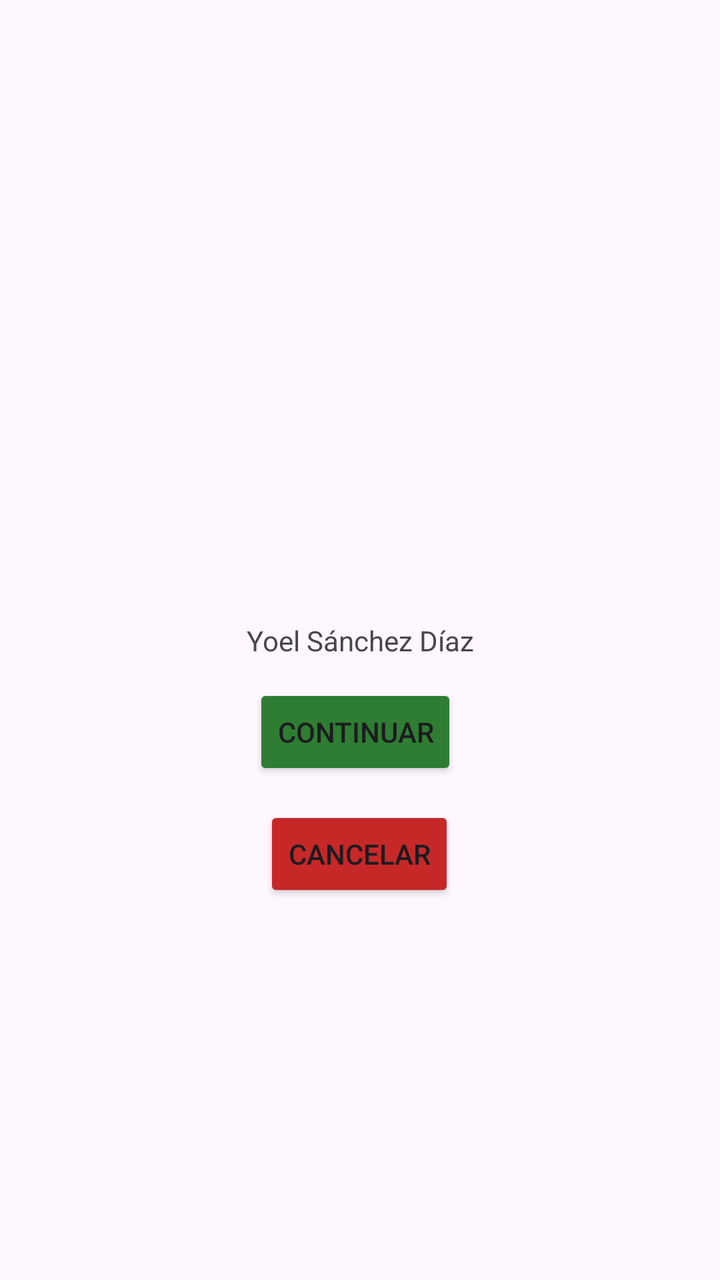
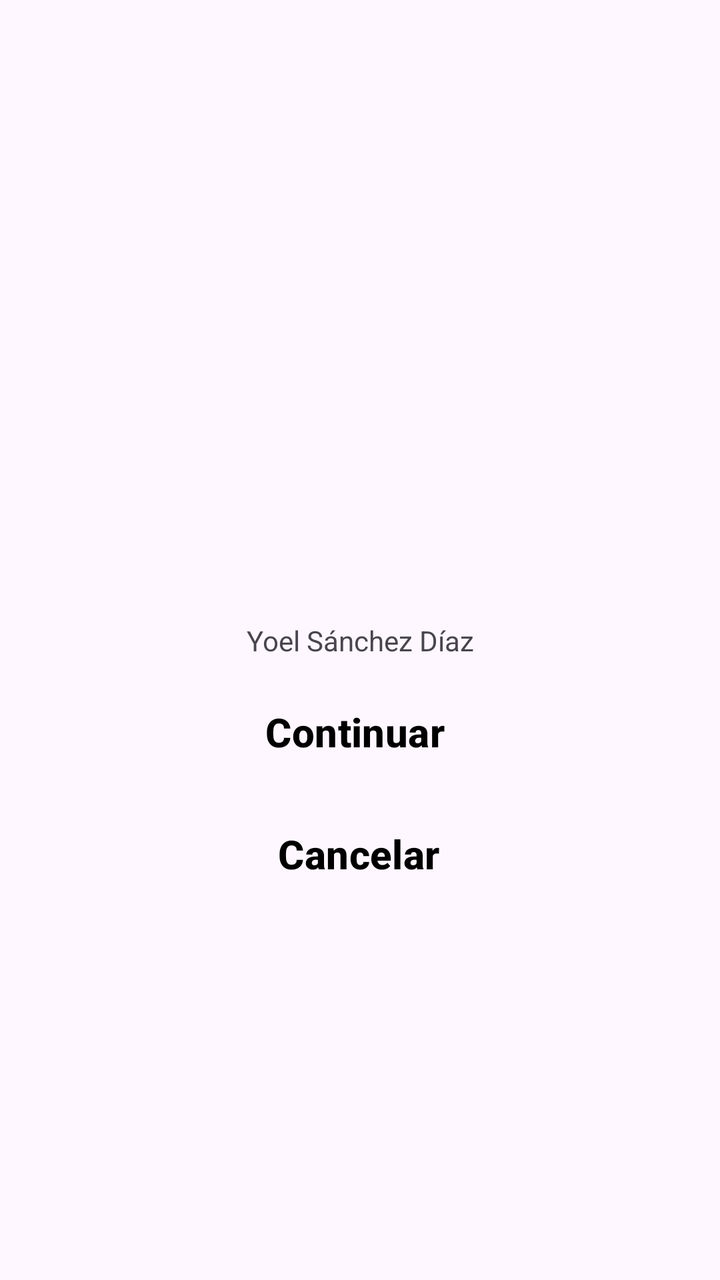

Two renders of the same Android screen: before a commit and after it. Below are the layout's source before the change and the commit's diff.
<!-- AndroidManifest.xml: application theme Theme.Recursosyoel -->
<!-- res/layout/activity_main.xml -->
<?xml version="1.0" encoding="utf-8"?>
<androidx.constraintlayout.widget.ConstraintLayout xmlns:android="http://schemas.android.com/apk/res/android"
    xmlns:app="http://schemas.android.com/apk/res-auto"
    xmlns:tools="http://schemas.android.com/tools"
    android:id="@+id/main"
    android:layout_width="match_parent"
    android:layout_height="match_parent"
    tools:context=".MainActivity">

    <TextView
        android:id="@+id/textView"
        android:layout_width="wrap_content"
        android:layout_height="wrap_content"
        android:text="@string/nombre"
        app:layout_constraintBottom_toBottomOf="parent"
        app:layout_constraintEnd_toEndOf="parent"
        app:layout_constraintStart_toStartOf="parent"
        app:layout_constraintTop_toTopOf="parent" />

    <Button
        android:id="@+id/button3"
        android:layout_width="wrap_content"
        android:layout_height="48dp"
        android:layout_marginStart="158dp"
        android:layout_marginTop="38dp"
        android:layout_marginEnd="163dp"
        android:layout_marginBottom="6dp"
        android:text="@string/continuar"
        app:backgroundTint="@color/verde"
        app:layout_constraintBottom_toTopOf="@+id/button4"
        app:layout_constraintEnd_toEndOf="parent"
        app:layout_constraintStart_toStartOf="parent"
        app:layout_constraintTop_toBottomOf="@+id/textView" />

    <Button
        android:id="@+id/button4"
        android:layout_width="wrap_content"
        android:layout_height="wrap_content"
        android:layout_marginStart="160dp"
        android:layout_marginTop="7dp"
        android:layout_marginEnd="161dp"
        android:layout_marginBottom="215dp"
        android:text="@string/cancelar"
        app:backgroundTint="@color/rojo"

        app:layout_constraintBottom_toBottomOf="parent"
        app:layout_constraintEnd_toEndOf="parent"
        app:layout_constraintStart_toStartOf="parent"
        app:layout_constraintTop_toBottomOf="@+id/button3" />

</androidx.constraintlayout.widget.ConstraintLayout>
<!-- resources referenced by this layout -->
<resources>
  <color name="rojo">#C62828</color>
  <color name="verde">#2E7D32</color>
  <string name="cancelar">Cancelar</string>
  <string name="continuar">Continuar</string>
  <string name="nombre">Yoel Sánchez Díaz</string>
  <style name="Theme.Recursosyoel" parent="Base.Theme.Recursosyoel" />
  <style name="Base.Theme.Recursosyoel" parent="Theme.Material3.DayNight.NoActionBar">
          
          
      </style>
</resources>

<!-- the commit's change to res/layout/activity_main.xml (unified diff, before → after) -->
@@ -27,6 +27,7 @@
         android:layout_marginBottom="6dp"
         android:text="@string/continuar"
         app:backgroundTint="@color/verde"
+        style="@style/Boton"
         app:layout_constraintBottom_toTopOf="@+id/button4"
         app:layout_constraintEnd_toEndOf="parent"
         app:layout_constraintStart_toStartOf="parent"
@@ -42,7 +43,7 @@
         android:layout_marginBottom="215dp"
         android:text="@string/cancelar"
         app:backgroundTint="@color/rojo"
-
+        style="@style/Boton"
         app:layout_constraintBottom_toBottomOf="parent"
         app:layout_constraintEnd_toEndOf="parent"
         app:layout_constraintStart_toStartOf="parent"
<!-- resource entries referenced after the edit -->
@@ -5,6 +5,11 @@
   <string name="cancelar">Cancelar</string>
   <string name="continuar">Continuar</string>
   <string name="nombre">Yoel Sánchez Díaz</string>
+  <style name="Boton" parent="Widget.Material3.Button">
+          <item name="android:textSize">20dp</item>
+          <item name="android:textColor">@android:color/black</item>
+          <item name="android:textStyle">bold</item>
+      </style>
   <style name="Theme.Recursosyoel" parent="Base.Theme.Recursosyoel" />
   <style name="Base.Theme.Recursosyoel" parent="Theme.Material3.DayNight.NoActionBar">
           
